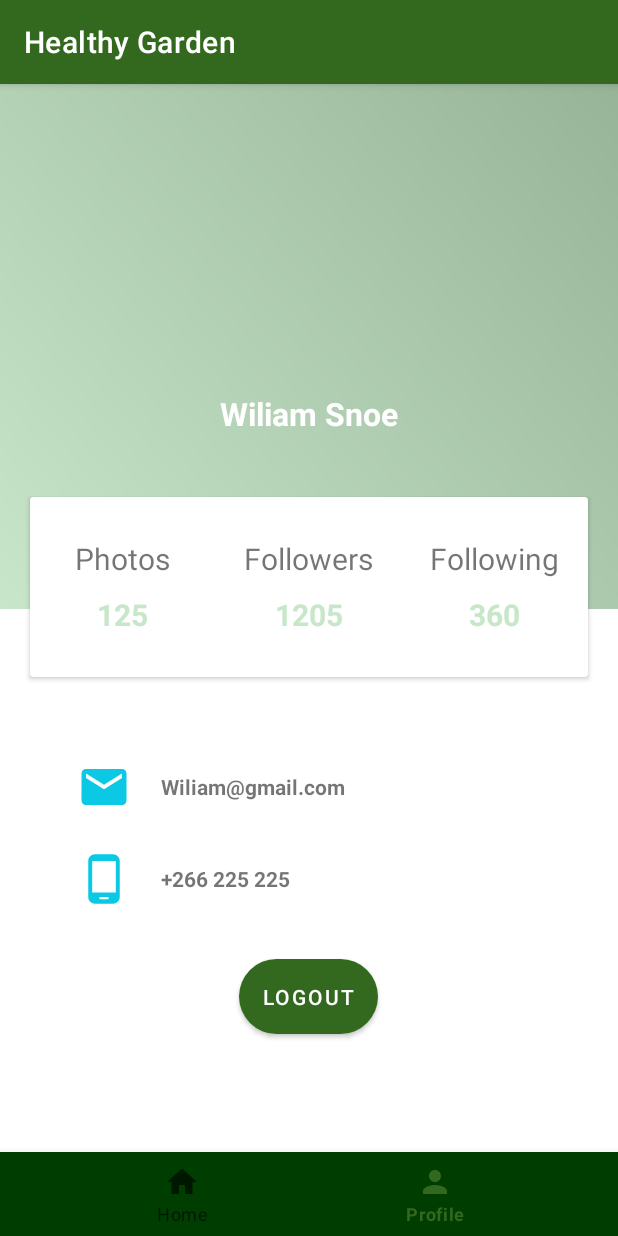
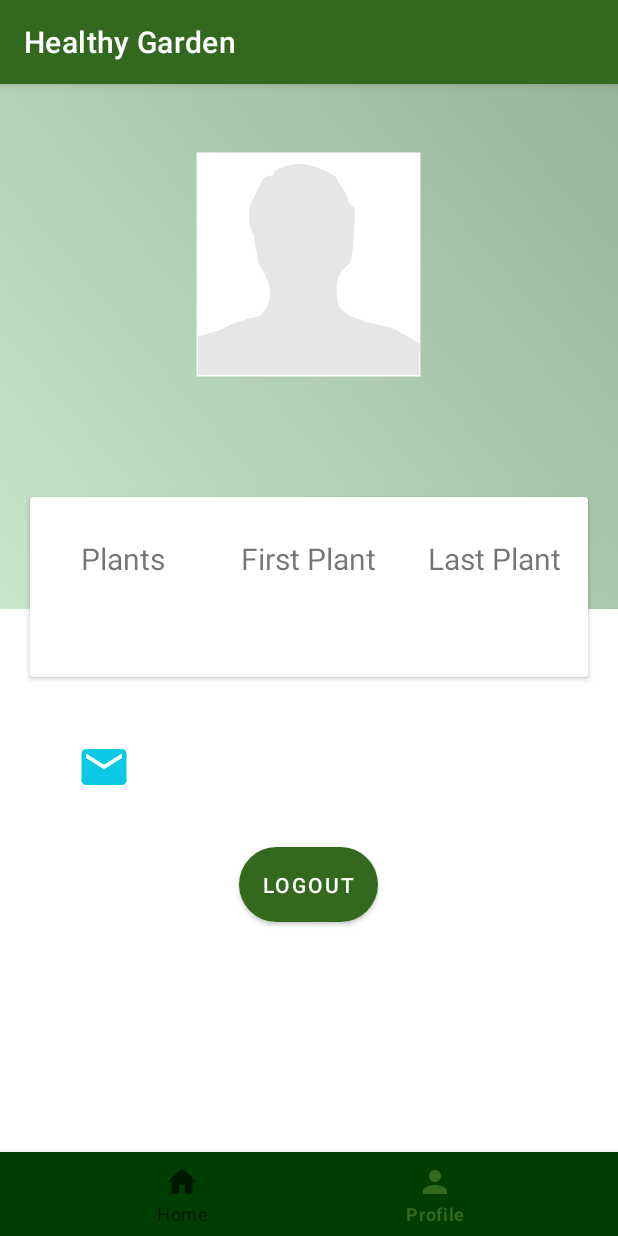
Before and after one commit to arturschaefer/Healthy-Garden, an Android app: the ProfileFragment screen opened through its navigation route, on a phone screen of 412 x 824 dp. Run offline under Robolectric (Android 15) with nearby library versions, the phone set to English and light mode, and no system bars; our stand-ins replace Firebase (no records; nobody signed in at launch, a user with empty details on screens opened directly), Timber, navigation-ui; libraries missing offline, so code that uses them is left out: coil.api.load; pictures from the network do not load; 1 statement that could not run was skipped.

Commit message:
fixes profile

```diff
--- a/app/build.gradle
+++ b/app/build.gradle
@@ -91,4 +91,8 @@ dependencies {
     implementation "org.koin:koin-androidx-viewmodel:$koin_version"
     // or Koin for Android Fragment Factory (unstable version)
     implementation "org.koin:koin-androidx-fragment:$koin_version"
+
+    //Glide
+    implementation 'com.github.bumptech.glide:glide:4.11.0'
+    annotationProcessor 'com.github.bumptech.glide:compiler:4.11.0'
 }
--- a/app/src/main/java/com/schaefer/healthygarden/ApplicationHealthyGarden.kt
+++ b/app/src/main/java/com/schaefer/healthygarden/ApplicationHealthyGarden.kt
@@ -8,11 +8,13 @@ import timber.log.Timber.DebugTree
 
 
 class ApplicationHealthyGarden : Application() {
-    private val modules = arrayListOf(firebaseModule,
+    private val modules = arrayListOf(
+        firebaseModule,
         signUpModule,
         loginModule,
         homeModule,
-        createEditModule
+        createEditModule,
+        profileModule
     )
 
     override fun onCreate() {
--- /dev/null
+++ b/app/src/main/java/com/schaefer/healthygarden/di/modules/ProfileModule.kt
@@ -0,0 +1,9 @@
+package com.schaefer.healthygarden.di.modules
+
+import com.schaefer.healthygarden.ui.profile.viewmodel.ProfileViewModel
+import org.koin.androidx.viewmodel.dsl.viewModel
+import org.koin.dsl.module
+
+val profileModule = module {
+    viewModel { ProfileViewModel(firebaseAuth = get()) }
+}
--- a/app/src/main/java/com/schaefer/healthygarden/ui/profile/ProfileFragment.kt
+++ b/app/src/main/java/com/schaefer/healthygarden/ui/profile/ProfileFragment.kt
@@ -1,23 +1,61 @@
 package com.schaefer.healthygarden.ui.profile
 
+import android.content.Intent
 import android.os.Bundle
 import androidx.fragment.app.Fragment
 import android.view.LayoutInflater
 import android.view.View
 import android.view.ViewGroup
 import android.widget.Button
+import androidx.lifecycle.Observer
 import androidx.navigation.fragment.findNavController
+import com.bumptech.glide.Glide
+import com.google.firebase.auth.FirebaseAuth
 import com.schaefer.healthygarden.R
+import com.schaefer.healthygarden.ui.login.LoginActivity
+import com.schaefer.healthygarden.ui.profile.viewmodel.ProfileViewModel
+import kotlinx.android.synthetic.main.fragment_profile.*
+import org.koin.android.ext.android.inject
+import org.koin.androidx.viewmodel.ext.android.viewModel
+import timber.log.Timber
 
 class ProfileFragment : Fragment() {
+    private val profileViewModel: ProfileViewModel by viewModel()
 
     override fun onCreateView(
-            inflater: LayoutInflater, container: ViewGroup?,
-            savedInstanceState: Bundle?
+        inflater: LayoutInflater, container: ViewGroup?,
+        savedInstanceState: Bundle?
     ): View? = inflater.inflate(R.layout.fragment_profile, container, false)
 
 
     override fun onViewCreated(view: View, savedInstanceState: Bundle?) {
         super.onViewCreated(view, savedInstanceState)
+        setupView()
+        setupObservers()
+    }
+
+    private fun setupObservers() {
+        profileViewModel.hasSignOut.observe(viewLifecycleOwner, Observer { hasLogout ->
+            if (hasLogout) {
+                requireActivity().startActivity(Intent(requireContext(), LoginActivity::class.java))
+                requireActivity().finish()
+            } else {
+                Timber.e("Error while logout")
+            }
+        })
+    }
+
+    private fun setupView() {
+        btnLogout.setOnClickListener {
+            profileViewModel.logout()
+        }
+        tvName.text = profileViewModel.getName()
+        tvEmail.text = profileViewModel.getEmail()
+
+        Glide.with(requireView())
+            .load(profileViewModel.getProfileImage())
+            .placeholder(R.drawable.person_placeholder)
+            .error(R.drawable.person_placeholder)
+            .into(ivProfileImage)
     }
 }
--- /dev/null
+++ b/app/src/main/java/com/schaefer/healthygarden/ui/profile/viewmodel/ProfileViewModel.kt
@@ -0,0 +1,34 @@
+package com.schaefer.healthygarden.ui.profile.viewmodel
+
+import android.net.Uri
+import androidx.lifecycle.MutableLiveData
+import androidx.lifecycle.ViewModel
+import com.google.firebase.auth.FirebaseAuth
+import com.schaefer.healthygarden.extensions.toLiveData
+
+class ProfileViewModel(private val firebaseAuth: FirebaseAuth) : ViewModel(){
+    private val _hasSignOut = MutableLiveData<Boolean>()
+    val hasSignOut = _hasSignOut.toLiveData()
+
+    init {
+        firebaseAuth.addAuthStateListener {
+            _hasSignOut.value = it.currentUser == null
+        }
+    }
+
+    fun logout(){
+        firebaseAuth.signOut()
+    }
+
+    fun getName(): String? {
+        return firebaseAuth.currentUser?.displayName
+    }
+
+    fun getProfileImage(): Uri? {
+        return firebaseAuth.currentUser?.photoUrl
+    }
+
+    fun getEmail(): String? {
+        return firebaseAuth.currentUser?.email
+    }
+}
--- a/app/src/main/res/layout/fragment_profile.xml
+++ b/app/src/main/res/layout/fragment_profile.xml
@@ -23,6 +23,7 @@
                 android:orientation="vertical">
 
                 <ImageView
+                    android:id="@+id/ivProfileImage"
                     android:layout_width="150dp"
                     android:layout_height="150dp"
                     android:layout_gravity="center_horizontal"
@@ -30,14 +31,15 @@
                     tools:src="@tools:sample/avatars" />
 
                 <TextView
+                    android:id="@+id/tvName"
                     android:layout_width="wrap_content"
                     android:layout_height="wrap_content"
                     android:layout_gravity="center_horizontal"
                     android:layout_marginTop="10dp"
-                    android:text="Wiliam Snoe"
                     android:textColor="#fff"
                     android:textSize="21sp"
-                    android:textStyle="bold" />
+                    android:textStyle="bold"
+                    tools:text="Name and surname" />
             </LinearLayout>
 
             <androidx.cardview.widget.CardView
@@ -63,17 +65,18 @@
                         <TextView
                             android:layout_width="wrap_content"
                             android:layout_height="wrap_content"
-                            android:text="Photos"
+                            android:text="Plants"
                             android:textSize="20sp" />
 
                         <TextView
+                            android:id="@+id/tvNumberOfPlants"
                             android:layout_width="wrap_content"
                             android:layout_height="wrap_content"
                             android:paddingTop="10dp"
-                            android:text="125"
                             android:textColor="@color/startProfileColor"
                             android:textSize="20sp"
-                            android:textStyle="bold" />
+                            android:textStyle="bold"
+                            tools:text="10" />
 
                     </LinearLayout>
 
@@ -87,17 +90,18 @@
                         <TextView
                             android:layout_width="wrap_content"
                             android:layout_height="wrap_content"
-                            android:text="Followers"
+                            android:text="First Plant"
                             android:textSize="20sp" />
 
                         <TextView
+                            android:id="@+id/tvFirstPlant"
                             android:layout_width="wrap_content"
                             android:layout_height="wrap_content"
                             android:paddingTop="10dp"
-                            android:text="1205"
                             android:textColor="@color/startProfileColor"
                             android:textSize="20sp"
-                            android:textStyle="bold" />
+                            android:textStyle="bold"
+                            tools:text="12/12/2019" />
 
                     </LinearLayout>
 
@@ -111,17 +115,18 @@
                         <TextView
                             android:layout_width="wrap_content"
                             android:layout_height="wrap_content"
-                            android:text="Following"
+                            android:text="Last Plant"
                             android:textSize="20sp" />
 
                         <TextView
+                            android:id="@+id/tvLastPlant"
                             android:layout_width="wrap_content"
                             android:layout_height="wrap_content"
                             android:paddingTop="10dp"
-                            android:text="360"
                             android:textColor="@color/startProfileColor"
                             android:textSize="20sp"
-                            android:textStyle="bold" />
+                            android:textStyle="bold"
+                            tools:text="06/01/2020" />
 
                     </LinearLayout>
                 </LinearLayout>
@@ -133,7 +138,7 @@
             android:layout_width="360dp"
             android:layout_height="wrap_content"
             android:layout_gravity="center"
-            android:layout_marginTop="45dp"
+            android:layout_marginTop="@dimen/margin_medium"
             android:orientation="vertical">
 
             <LinearLayout
@@ -148,12 +153,13 @@
                     android:src="@drawable/ic_baseline_email_24" />
 
                 <TextView
+                    android:id="@+id/tvEmail"
                     android:layout_width="wrap_content"
                     android:layout_height="wrap_content"
                     android:layout_gravity="center_vertical"
                     android:paddingLeft="20dp"
-                    android:text="Wiliam@gmail.com"
-                    android:textStyle="bold" />
+                    android:textStyle="bold"
+                    tools:text="test@test.com" />
             </LinearLayout>
 
             <LinearLayout
@@ -161,7 +167,8 @@
                 android:layout_height="wrap_content"
                 android:layout_marginTop="25dp"
                 android:orientation="horizontal"
-                android:paddingLeft="25dp">
+                android:paddingLeft="25dp"
+                android:visibility="gone">
 
                 <ImageView
                     android:layout_width="36dp"
@@ -180,6 +187,7 @@
         </LinearLayout>
 
         <Button
+            android:id="@+id/btnLogout"
             android:layout_width="wrap_content"
             android:layout_height="50dp"
             android:layout_gravity="center_horizontal"
```
